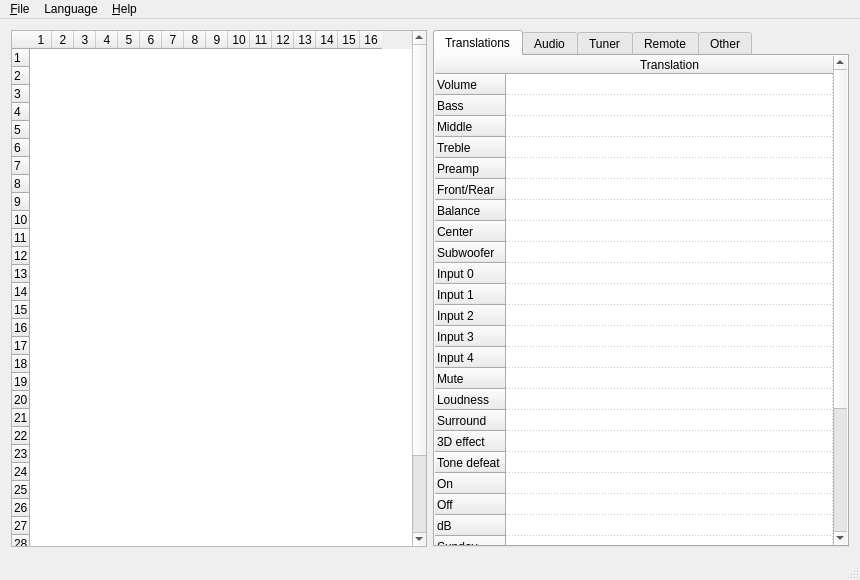
Old version of the form editor/mainwindow.ui in the repository WiseLord/ampcontrol.
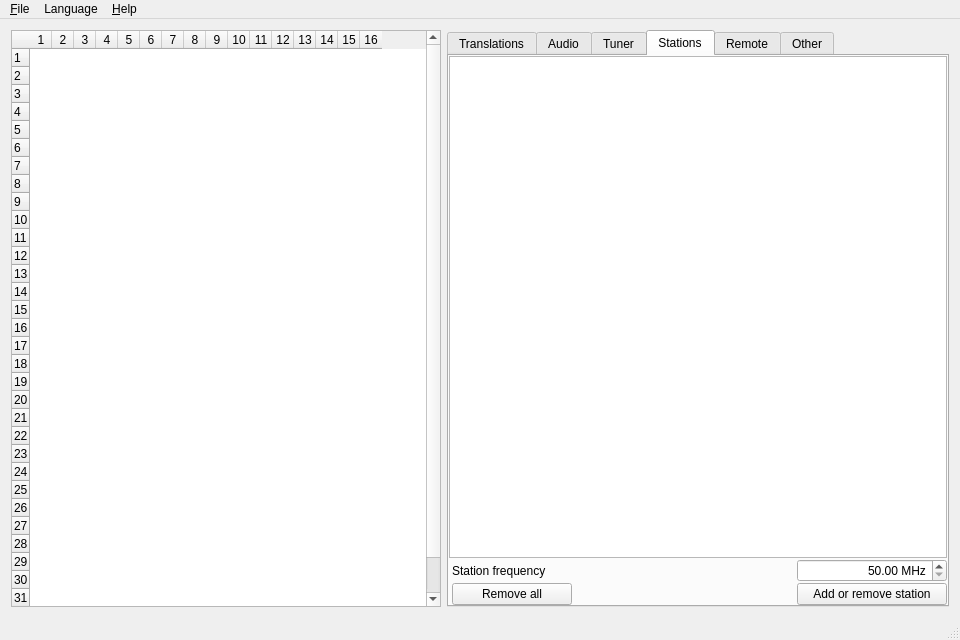
New version of the form. The open tabs and pages were chosen to show the change. Custom widgets are drawn as their Qt base class.

Commit message: Editor: FM stations editor (remove/delete)

```diff
--- a/editor/mainwindow.ui
+++ b/editor/mainwindow.ui
@@ -6,8 +6,8 @@
    <rect>
     <x>0</x>
     <y>0</y>
-    <width>860</width>
-    <height>580</height>
+    <width>960</width>
+    <height>640</height>
    </rect>
   </property>
   <property name="minimumSize">
@@ -25,10 +25,16 @@
      <widget class="QTableWidget" name="wgtHexTable">
       <property name="minimumSize">
        <size>
-        <width>410</width>
+        <width>430</width>
         <height>0</height>
        </size>
       </property>
+      <property name="maximumSize">
+       <size>
+        <width>430</width>
+        <height>16777215</height>
+       </size>
+      </property>
       <property name="gridStyle">
        <enum>Qt::NoPen</enum>
       </property>
@@ -102,6 +108,12 @@
     </item>
     <item>
      <widget class="QTabWidget" name="tabWidget">
+      <property name="sizePolicy">
+       <sizepolicy hsizetype="Expanding" vsizetype="Expanding">
+        <horstretch>0</horstretch>
+        <verstretch>0</verstretch>
+       </sizepolicy>
+      </property>
       <property name="currentIndex">
        <number>0</number>
       </property>
@@ -1477,6 +1489,141 @@
         </item>
        </layout>
       </widget>
+      <widget class="QWidget" name="tabStations">
+       <attribute name="title">
+        <string>Stations</string>
+       </attribute>
+       <layout class="QVBoxLayout" name="verticalLayout_7">
+        <property name="spacing">
+         <number>1</number>
+        </property>
+        <property name="leftMargin">
+         <number>0</number>
+        </property>
+        <property name="topMargin">
+         <number>0</number>
+        </property>
+        <property name="rightMargin">
+         <number>0</number>
+        </property>
+        <property name="bottomMargin">
+         <number>0</number>
+        </property>
+        <item>
+         <widget class="QListWidget" name="lwStations"/>
+        </item>
+        <item>
+         <widget class="QWidget" name="wgtCurfreq" native="true">
+          <layout class="QHBoxLayout" name="horizontalLayout_27" stretch="1,0">
+           <property name="spacing">
+            <number>0</number>
+           </property>
+           <property name="leftMargin">
+            <number>3</number>
+           </property>
+           <property name="topMargin">
+            <number>0</number>
+           </property>
+           <property name="rightMargin">
+            <number>0</number>
+           </property>
+           <property name="bottomMargin">
+            <number>0</number>
+           </property>
+           <item>
+            <widget class="QLabel" name="lblCurfreq">
+             <property name="text">
+              <string>Station frequency</string>
+             </property>
+            </widget>
+           </item>
+           <item>
+            <widget class="QDoubleSpinBox" name="dsbCurfreq">
+             <property name="minimumSize">
+              <size>
+               <width>150</width>
+               <height>0</height>
+              </size>
+             </property>
+             <property name="alignment">
+              <set>Qt::AlignRight|Qt::AlignTrailing|Qt::AlignVCenter</set>
+             </property>
+             <property name="suffix">
+              <string> MHz</string>
+             </property>
+             <property name="minimum">
+              <double>50.000000000000000</double>
+             </property>
+             <property name="maximum">
+              <double>152.530000000000001</double>
+             </property>
+            </widget>
+           </item>
+          </layout>
+         </widget>
+        </item>
+        <item>
+         <widget class="QWidget" name="wgtStationButtons" native="true">
+          <layout class="QHBoxLayout" name="horizontalLayout_28" stretch="0,0,0">
+           <property name="spacing">
+            <number>0</number>
+           </property>
+           <property name="leftMargin">
+            <number>3</number>
+           </property>
+           <property name="topMargin">
+            <number>0</number>
+           </property>
+           <property name="rightMargin">
+            <number>0</number>
+           </property>
+           <property name="bottomMargin">
+            <number>0</number>
+           </property>
+           <item>
+            <widget class="QPushButton" name="pbStationRemoveAll">
+             <property name="minimumSize">
+              <size>
+               <width>120</width>
+               <height>0</height>
+              </size>
+             </property>
+             <property name="text">
+              <string>Remove all</string>
+             </property>
+            </widget>
+           </item>
+           <item>
+            <spacer name="hspStationButtons">
+             <property name="orientation">
+              <enum>Qt::Horizontal</enum>
+             </property>
+             <property name="sizeHint" stdset="0">
+              <size>
+               <width>40</width>
+               <height>20</height>
+              </size>
+             </property>
+            </spacer>
+           </item>
+           <item>
+            <widget class="QPushButton" name="pbStationAddRemove">
+             <property name="minimumSize">
+              <size>
+               <width>150</width>
+               <height>0</height>
+              </size>
+             </property>
+             <property name="text">
+              <string>Add or remove station</string>
+             </property>
+            </widget>
+           </item>
+          </layout>
+         </widget>
+        </item>
+       </layout>
+      </widget>
       <widget class="QWidget" name="tabRemote">
        <attribute name="title">
         <string>Remote</string>
@@ -1953,7 +2100,7 @@
     <rect>
      <x>0</x>
      <y>0</y>
-     <width>860</width>
+     <width>960</width>
      <height>20</height>
     </rect>
    </property>
```
Left out of the diff: 116 changed lines with no effect on the pictures. The commit also changes 4 other files.
